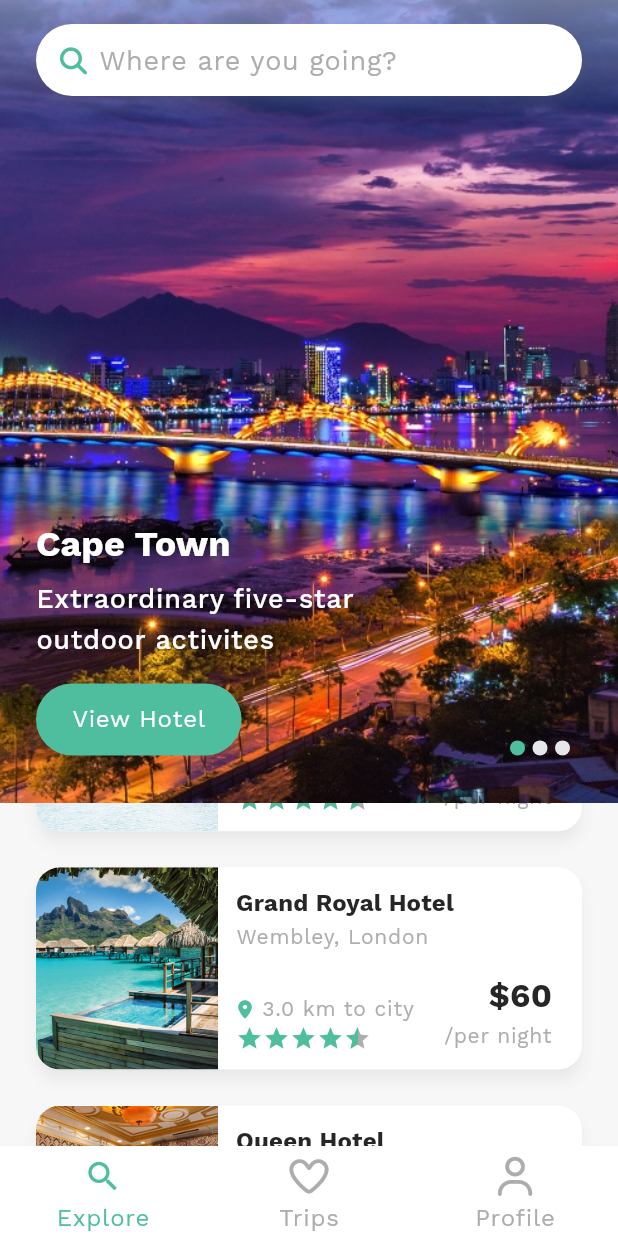
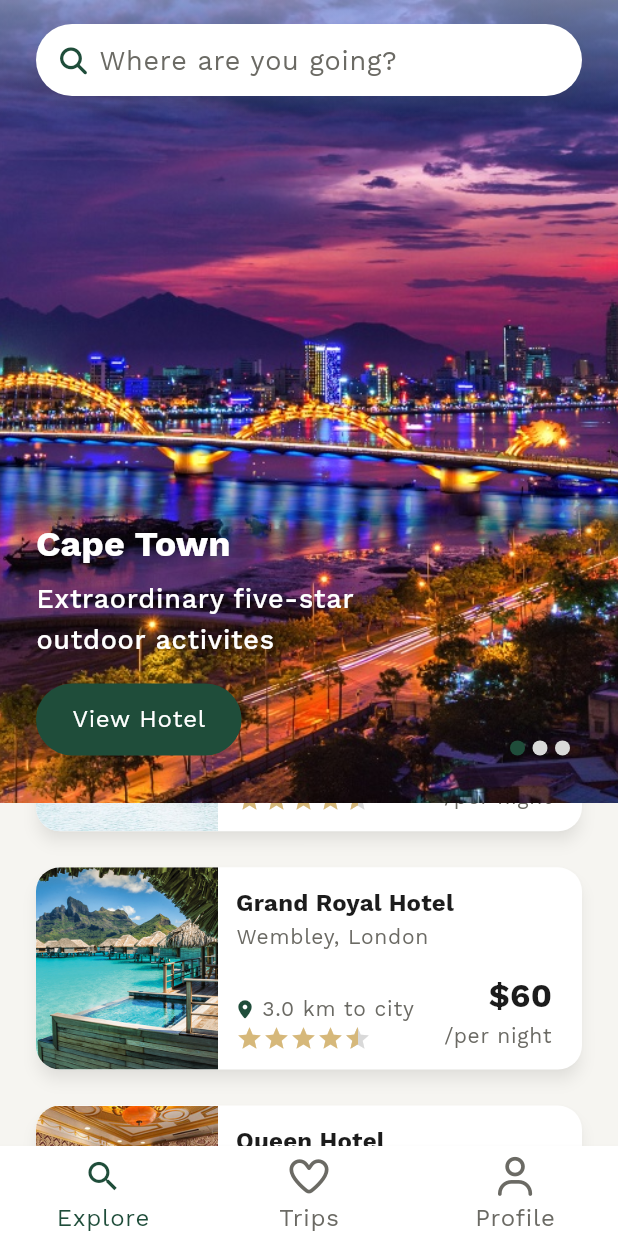
Before and after one commit to lion054/luxsav_app, a Flutter app: the BottomTabScreen screen opened by its route, scrolled down 576 dp, on a phone screen of 412 x 824 dp. Run offline on Flutter 3.47's test engine with Material 3 defaults, Android fonts, the phone set to English and light mode, and no system bars; drawn by our look-alikes of flutter_rating_bar, smooth_page_indicator; our stand-ins replace font_awesome_flutter, get, google_fonts, google_maps_flutter, shared_preferences; accounts and stored records are empty.

Commit message:
Apply the luxsav.com brand colours
The kit let users pick one of four accent colours (default teal #4FBE9F).
LuxSav's brand is fixed, so the picker is removed and the theme reads from
LuxColors, copied from the luxsav.com stylesheet:

- forest green #1F4D3A primary on light; champagne gold #D6B87A on dark,
  following the site's rule that gold is for dark surfaces
- ivory background, charcoal text, #D9D9D9 borders, darker muted text
- gold text on light backgrounds uses #7A5C28, as the site does
- star ratings in champagne gold
- CommonButton text follows the theme (charcoal on gold in dark mode)

Settings rows are now matched by what they are rather than their position,
so removing the colour row didn't re-wire Language to Currency and so on.

Dark-mode colours are derived (luxsav.com has none) and need sign-off.

Co-Authored-By: Claude Opus 5 <noreply@anthropic.com>

```diff
--- a/lib/constants/helper.dart
+++ b/lib/constants/helper.dart
@@ -2,6 +2,7 @@ import 'package:flutter/material.dart';
 import 'package:flutter_rating_bar/flutter_rating_bar.dart';
 import 'package:get/get.dart';
 import 'package:intl/intl.dart';
+import 'package:luxsav_companion/constants/luxsav_colors.dart';
 import 'package:luxsav_companion/constants/themes.dart';
 import 'package:luxsav_companion/language/app_localizations.dart';
 import 'package:luxsav_companion/models/room_data.dart';
@@ -29,12 +30,14 @@ abstract class Helper {
   static Widget ratingStar({double rating = 4.5}) {
     return RatingBarIndicator(
       rating: rating,
-      itemBuilder: (context, index) => Icon(
+      // Champagne gold, as luxsav.com uses for its star ratings. The review
+      // count always sits beside the stars, so they don't carry meaning alone.
+      itemBuilder: (context, index) => const Icon(
         Icons.star,
-        color: AppTheme.primaryColor,
+        color: LuxColors.gold,
       ),
       itemCount: 5,
-      unratedColor: AppTheme.secondaryTextColor,
+      unratedColor: AppTheme.dividerColor,
       itemSize: 18.0,
       direction: Axis.horizontal,
     );
--- /dev/null
+++ b/lib/constants/luxsav_colors.dart
@@ -0,0 +1,45 @@
+import 'package:flutter/material.dart';
+
+/// LuxSav brand colours, copied from the luxsav.com stylesheet
+/// (`public/css/tsoka/tsoka.css`, `:root`). The website is the source of truth:
+/// change a value there first, then here.
+class LuxColors {
+  LuxColors._();
+
+  /// `--lux-primary`. Primary buttons, selected tab, key headers.
+  static const green = Color(0xFF1F4D3A);
+
+  /// `--lux-primary-hover`. Pressed states.
+  static const greenHover = Color(0xFF2E6B53);
+
+  /// `--tsoka-gold`. The accent — only on dark surfaces, and to mark anything
+  /// Tanova suggested. Too pale for text on light backgrounds.
+  static const gold = Color(0xFFD6B87A);
+
+  /// `--tsoka-gold-on-light`. Gold for text and icons on light backgrounds,
+  /// where [gold] fails contrast (the site uses this for the same reason).
+  static const goldOnLight = Color(0xFF7A5C28);
+
+  /// `--tsoka-ivory`. App background.
+  static const ivory = Color(0xFFF6F5F1);
+
+  /// `--tsoka-cream`. Section and alternate card backgrounds.
+  static const cream = Color(0xFFEAE7E0);
+
+  /// `--tsoka-charcoal`. Text.
+  static const charcoal = Color(0xFF1C1C1C);
+
+  /// `--lux-border`. Hairline borders.
+  static const border = Color(0xFFD9D9D9);
+
+  static const white = Color(0xFFFFFFFF);
+
+  /// Muted text on light backgrounds (5:1 on [ivory]).
+  static const mutedOnLight = Color(0xFF6B6A64);
+
+  // luxsav.com has no dark mode. These are derived from the brand so the
+  // app's existing dark mode stays usable; they need design sign-off.
+  static const darkSurface = Color(0xFF262624);
+  static const darkBorder = Color(0xFF3A3A36);
+  static const mutedOnDark = Color(0xFFA3A19A);
+}
--- a/lib/constants/themes.dart
+++ b/lib/constants/themes.dart
@@ -1,6 +1,7 @@
 import 'package:flutter/material.dart';
 import 'package:get/get.dart';
 import 'package:google_fonts/google_fonts.dart';
+import 'package:luxsav_companion/constants/luxsav_colors.dart';
 import 'package:luxsav_companion/logic/controllers/theme_provider.dart';
 import 'package:luxsav_companion/models/enum.dart';
 
@@ -13,42 +14,45 @@ class AppTheme {
     }
   }
 
-  // colors
-  static Color get primaryColor {
-    try {
-      ColorType colortypedata = Get.find<ThemeController>().colorType;
-      return getColor(colortypedata);
-    } catch (e) {
-      return getColor(ColorType.verdigris);
-    }
-  }
+  // Colours — the LuxSav brand is fixed (see LuxColors), unlike the kit, which
+  // let users pick an accent. Green leads on light surfaces; on dark surfaces the
+  // site's own rule applies and gold takes over.
+  static Color get primaryColor =>
+      isLightMode ? LuxColors.green : LuxColors.gold;
+
+  /// Text and icons placed on [primaryColor].
+  static Color get onPrimaryColor =>
+      isLightMode ? LuxColors.white : LuxColors.charcoal;
+
+  /// Gold for text and icons: the darker variant on light backgrounds.
+  static Color get goldTextColor =>
+      isLightMode ? LuxColors.goldOnLight : LuxColors.gold;
 
   static Color get scaffoldBackgroundColor =>
-      isLightMode ? const Color(0xFFF7F7F7) : const Color(0xFF1A1A1A);
+      isLightMode ? LuxColors.ivory : LuxColors.charcoal;
 
-  static Color get redErrorColor =>
-      isLightMode ? const Color(0xFFAC0000) : const Color(0xFFAC0000);
+  static Color get redErrorColor => const Color(0xFFAC0000);
 
   static Color get backgroundColor =>
-      isLightMode ? const Color(0xFFFFFFFF) : const Color(0xFF2C2C2C);
+      isLightMode ? LuxColors.white : LuxColors.darkSurface;
 
   static Color get primaryTextColor =>
-      isLightMode ? const Color(0xFF262626) : const Color(0xFFFFFFFF);
+      isLightMode ? LuxColors.charcoal : LuxColors.ivory;
 
   static Color get secondaryTextColor =>
-      isLightMode ? const Color(0xFFADADAD) : const Color(0xFF6D6D6D);
+      isLightMode ? LuxColors.mutedOnLight : LuxColors.mutedOnDark;
 
-  static Color get whiteColor => const Color(0xFFFFFFFF);
-  static Color get backColor => const Color(0xFF262626);
+  static Color get whiteColor => LuxColors.white;
+  static Color get backColor => LuxColors.charcoal;
 
   static Color get fontcolor =>
-      isLightMode ? const Color(0xFF1A1A1A) : const Color(0xFFF7F7F7);
+      isLightMode ? LuxColors.charcoal : LuxColors.ivory;
 
   static ThemeData get getThemeData =>
       isLightMode ? _buildLightTheme() : _buildDarkTheme();
 
   static Color get dividerColor =>
-      isLightMode ? const Color(0xFFE5E7EB) : const Color(0xFF343434);
+      isLightMode ? LuxColors.border : LuxColors.darkBorder;
 
   static TextTheme _buildTextTheme(TextTheme base) {
     FontFamilyType fontType = FontFamilyType.workSans;
@@ -79,20 +83,6 @@ class AppTheme {
     );
   }
 
-  // we also get some Light and Dark color variants
-  static Color getColor(ColorType colordata) {
-    switch (colordata) {
-      case ColorType.verdigris:
-        return isLightMode ? const Color(0xFF4FBE9F) : const Color(0xFF4FBE9F);
-      case ColorType.malibu:
-        return isLightMode ? const Color(0xFF5DCAEC) : const Color(0xFF5DCAEC);
-      case ColorType.darkSkyBlue:
-        return isLightMode ? const Color(0xFF458CEA) : const Color(0xFF458CEA);
-      case ColorType.bilobaFlower:
-        return isLightMode ? const Color(0xFFff5f5f) : const Color(0xFFff5f5f);
-    }
-  }
-
   static TextStyle getTextStyle(
     FontFamilyType fontFamilyType,
     TextStyle textStyle,
@@ -116,8 +106,10 @@ class AppTheme {
   static ThemeData _buildLightTheme() {
     final ColorScheme colorScheme = const ColorScheme.light().copyWith(
       primary: primaryColor,
-      secondary: primaryColor,
-      background: backgroundColor,
+      onPrimary: onPrimaryColor,
+      secondary: goldTextColor,
+      surface: backgroundColor,
+      error: redErrorColor,
     );
     final ThemeData base = ThemeData.light();
 
@@ -141,8 +133,10 @@ class AppTheme {
   static ThemeData _buildDarkTheme() {
     final ColorScheme colorScheme = const ColorScheme.dark().copyWith(
       primary: primaryColor,
-      secondary: primaryColor,
-      background: backgroundColor,
+      onPrimary: onPrimaryColor,
+      secondary: goldTextColor,
+      surface: backgroundColor,
+      error: redErrorColor,
     );
     final ThemeData base = ThemeData.dark();
 
--- a/lib/models/enum.dart
+++ b/lib/models/enum.dart
@@ -6,10 +6,3 @@ enum FontFamilyType {
   satisfy,
   kaushanScript,
 }
-
-enum ColorType {
-  verdigris,
-  malibu,
-  darkSkyBlue,
-  bilobaFlower,
-}
--- a/lib/models/setting_list_data.dart
+++ b/lib/models/setting_list_data.dart
@@ -75,11 +75,6 @@ class SettingsListData {
           titleTxt: Loc.alized.fonts,
           isSelected: false,
           iconData: FontAwesomeIcons.font,
-        ),
-        SettingsListData(
-          titleTxt: Loc.alized.color,
-          isSelected: false,
-          iconData: Icons.color_lens,
         ),
         SettingsListData(
           titleTxt: Loc.alized.language,
--- a/lib/widgets/common_button.dart
+++ b/lib/widgets/common_button.dart
@@ -15,7 +15,7 @@ class CommonButton extends StatelessWidget {
     this.onTap,
     this.buttonText,
     this.buttonTextWidget,
-    this.textColor = Colors.white,
+    this.textColor,
     this.backgroundColor,
     this.padding,
     this.isClickable = true,
@@ -44,7 +44,10 @@ class CommonButton extends StatelessWidget {
                   Text(
                     buttonText ?? "",
                     style: TextStyles(context).regular().copyWith(
-                          color: textColor,
+                          // Default follows the theme: white on green (light),
+                          // charcoal on gold (dark) — white on gold fails contrast.
+                          color: textColor ??
+                              Theme.of(context).colorScheme.onPrimary,
                           fontSize: 16,
                         ),
                   ),
```
Also changed, not shown: lib/constants/shared_preferences_keys.dart (+0 -12 lines), lib/logic/controllers/theme_provider.dart (+0 -17 lines), lib/modules/profile/settings_screen.dart (+9 -102 lines).
